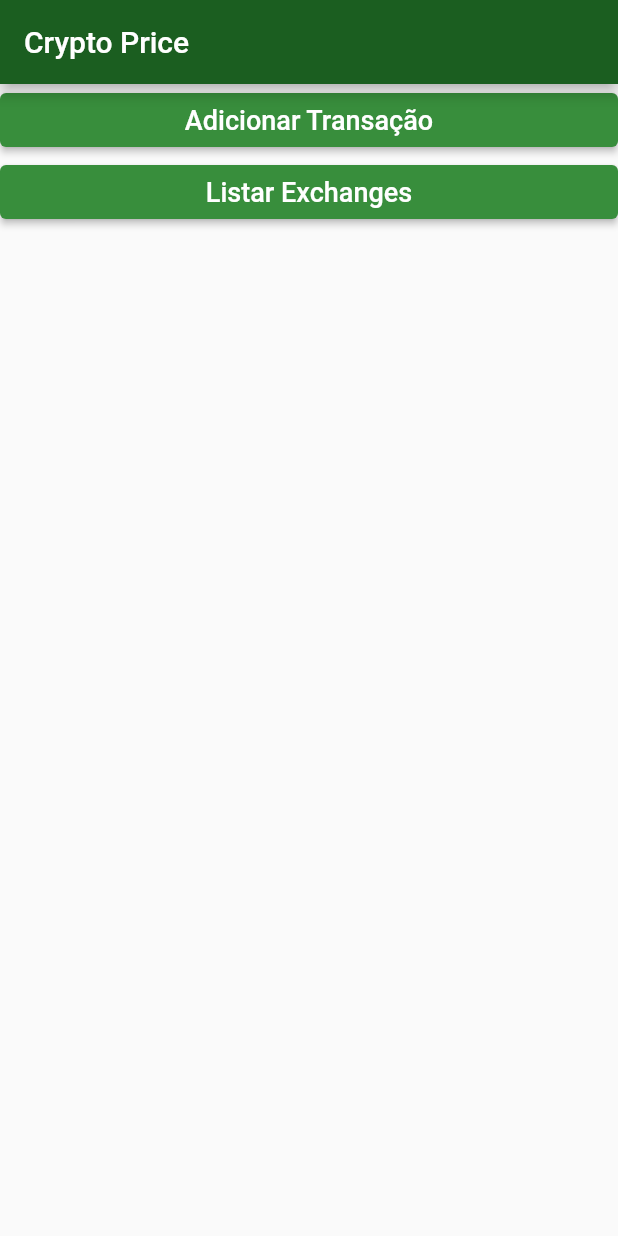
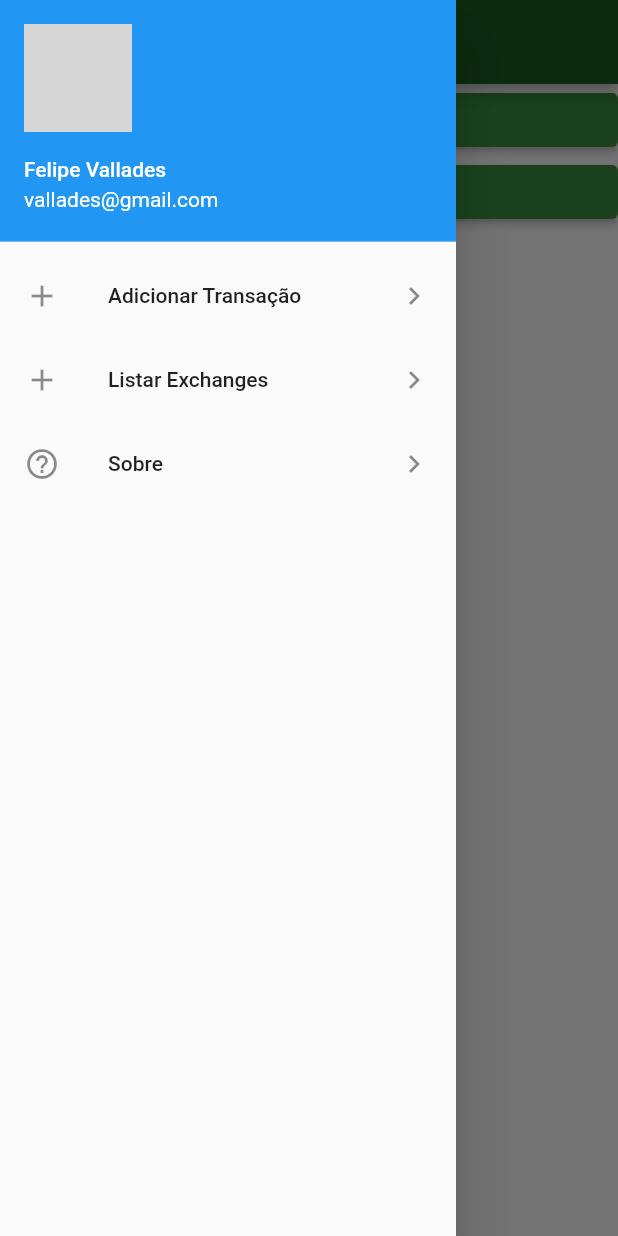
Before and after one commit to vallades/cryptoprice, a Flutter app: the screen it shows after launch, with the side drawer open (before the commit the screen has no drawer), on a phone screen of 412 x 824 dp. Run offline on Flutter 3.47's test engine with Material 2 defaults, Android fonts, the phone set to English and light mode, and no system bars; network calls fail; grey boxes are pictures that could not be loaded.

Commit message:
Update screens

```diff
--- a/lib/screens/add_transaction_screen.dart
+++ b/lib/screens/add_transaction_screen.dart
@@ -1,6 +1,8 @@
 import 'package:cryptoprice/screens/home_screen.dart';
 import 'package:cryptoprice/utils/nav.dart';
 import 'package:flutter/material.dart';
+
+import 'drawer_list.dart';
 
 class AddTransactionScreen extends StatefulWidget {
   @override
@@ -24,6 +26,7 @@ class _AddTransactionScreenState extends State<AddTransactionScreen> {
         title: Text('Adicionar Transação'),
       ),
       body: _body(context),
+      drawer: DrawerList(),
     );
   }
 
--- /dev/null
+++ b/lib/screens/drawer_list.dart
@@ -0,0 +1,50 @@
+import 'package:cryptoprice/screens/about_screen.dart';
+import 'package:cryptoprice/screens/add_transaction_screen.dart';
+import 'package:cryptoprice/screens/exchanges_screen.dart';
+import 'package:cryptoprice/utils/nav.dart';
+import 'package:flutter/material.dart';
+
+class DrawerList extends StatelessWidget {
+  @override
+  Widget build(BuildContext context) {
+    return SafeArea(
+      child: Drawer(
+        child: ListView(
+          children: <Widget>[
+            UserAccountsDrawerHeader(
+              accountName: Text("Felipe Vallades"),
+              accountEmail: Text("vallades@gmail.com"),
+              currentAccountPicture: CircleAvatar(
+                backgroundImage: NetworkImage("https://banner2.cleanpng.com/20180430/jge/kisspng-computer-icons-font-awesome-hamburger-button-5ae723a4ebfc72.3953800615250973809666.jpg"),
+              ),
+            ),
+            ListTile(
+              leading: Icon(Icons.add),
+              title: Text("Adicionar Transação"),
+              trailing: Icon(Icons.keyboard_arrow_right),
+              onTap: () {
+                push(context, AddTransactionScreen(), replace: true);
+              },
+            ),
+            ListTile(
+              leading: Icon(Icons.add),
+              title: Text("Listar Exchanges"),
+              trailing: Icon(Icons.keyboard_arrow_right),
+              onTap: () {
+                push(context, ExchangesScreen(), replace: true);
+              },
+            ),
+            ListTile(
+              leading: Icon(Icons.help_outline),
+              title: Text("Sobre"),
+              trailing: Icon(Icons.keyboard_arrow_right),
+              onTap: () {
+                push(context, AboutScreen(), replace: true);
+              },
+            )
+          ],
+        ),
+      ),
+    );
+  }
+}
--- a/lib/screens/exchanges_screen.dart
+++ b/lib/screens/exchanges_screen.dart
@@ -1,5 +1,7 @@
 import 'package:cryptoprice/data/exchanges_data.dart';
 import 'package:flutter/material.dart';
+
+import 'drawer_list.dart';
 
 class ExchangesScreen extends StatefulWidget {
   @override
@@ -14,6 +16,7 @@ class _ExchangesScreenState extends State<ExchangesScreen> {
         title: Text("Crypto Price"),
       ),
       body: _body(context),
+      drawer: DrawerList(),
     );
   }
 
--- a/lib/screens/home_screen.dart
+++ b/lib/screens/home_screen.dart
@@ -2,6 +2,7 @@ import 'package:cryptoprice/screens/add_transaction_screen.dart';
 import 'package:cryptoprice/screens/exchanges_screen.dart';
 import 'package:cryptoprice/utils/nav.dart';
 import 'package:flutter/material.dart';
+import 'drawer_list.dart';
 
 class HomeScreen extends StatelessWidget {
 
@@ -12,6 +13,7 @@ class HomeScreen extends StatelessWidget {
         title: Text('Crypto Price'),
       ),
       body: _body(context),
+      drawer: DrawerList(),
     );
   }
 
```
Also changed, not shown: lib/screens/about_screen.dart (added, +20 -0 lines).
